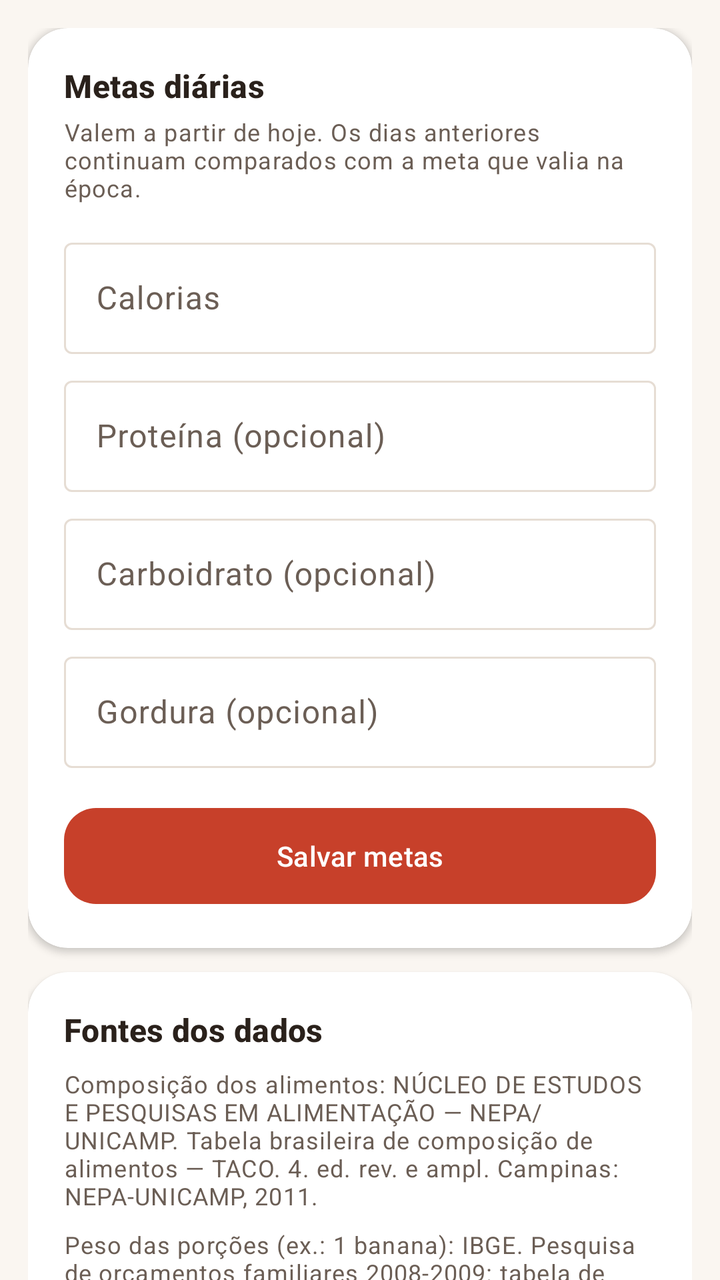
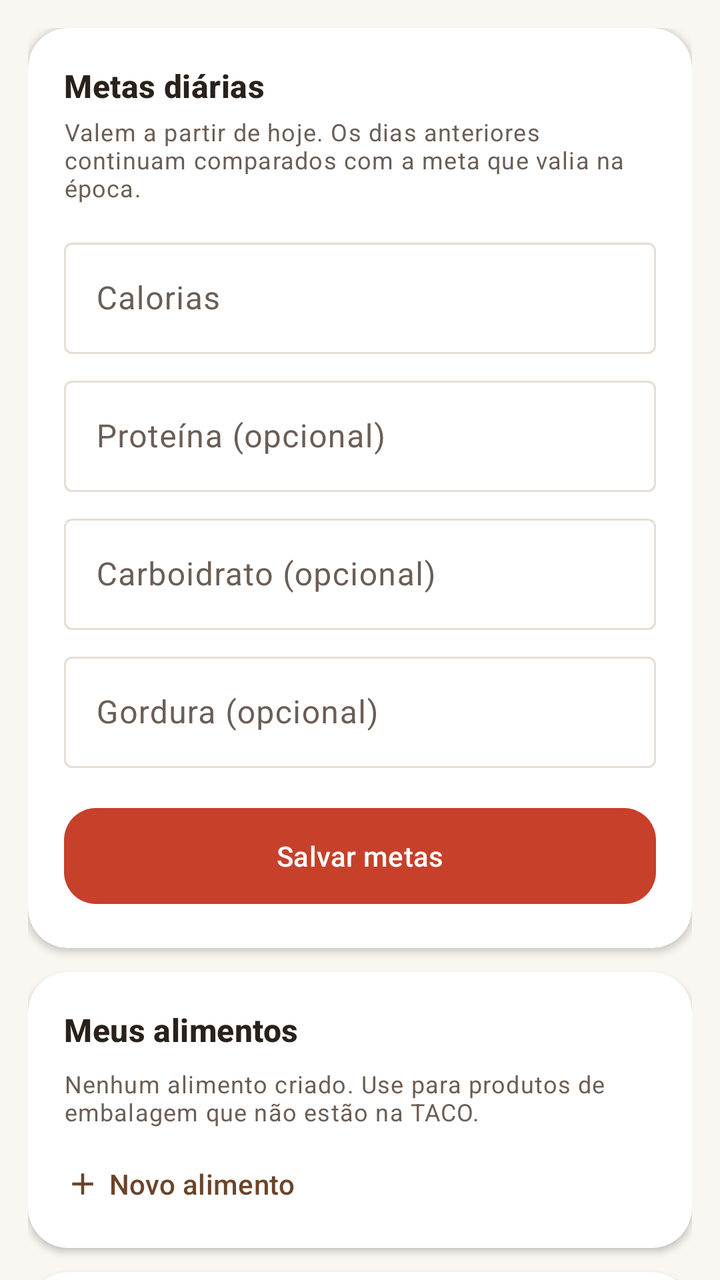

Before-and-after screenshots of an Android layout around one commit, followed by the original layout XML and the change that was made.
<!-- AndroidManifest.xml: application theme Theme.CaLju -->
<!-- res/layout/fragment_profile.xml -->
<?xml version="1.0" encoding="utf-8"?>
<androidx.core.widget.NestedScrollView xmlns:android="http://schemas.android.com/apk/res/android"
    xmlns:app="http://schemas.android.com/apk/res-auto"
    android:id="@+id/profile_root"
    android:layout_width="match_parent"
    android:layout_height="match_parent">

    <LinearLayout
        android:layout_width="match_parent"
        android:layout_height="wrap_content"
        android:orientation="vertical"
        android:padding="14dp">

        <com.google.android.material.card.MaterialCardView
            style="@style/Widget.CaLju.Card"
            android:layout_width="match_parent"
            android:layout_height="wrap_content">

            <LinearLayout
                android:layout_width="match_parent"
                android:layout_height="wrap_content"
                android:orientation="vertical"
                android:padding="18dp">

                <TextView
                    android:layout_width="match_parent"
                    android:layout_height="wrap_content"
                    android:accessibilityHeading="true"
                    android:text="@string/goals_title"
                    android:textAppearance="?attr/textAppearanceTitleMedium"
                    android:textStyle="bold" />

                <TextView
                    android:layout_width="match_parent"
                    android:layout_height="wrap_content"
                    android:layout_marginTop="4dp"
                    android:text="@string/goals_help"
                    android:textAppearance="?attr/textAppearanceBodySmall"
                    android:textColor="?attr/colorOnSurfaceVariant" />

                <com.google.android.material.textfield.TextInputLayout
                    android:id="@+id/kcal_layout"
                    style="@style/Widget.Material3.TextInputLayout.OutlinedBox"
                    android:layout_width="match_parent"
                    android:layout_height="wrap_content"
                    android:layout_marginTop="14dp"
                    android:hint="@string/goals_kcal"
                    app:suffixText="kcal">

                    <com.google.android.material.textfield.TextInputEditText
                        android:id="@+id/kcal"
                        android:layout_width="match_parent"
                        android:layout_height="wrap_content"
                        android:digits="0123456789.,"
                        android:inputType="numberDecimal" />

                </com.google.android.material.textfield.TextInputLayout>

                <com.google.android.material.textfield.TextInputLayout
                    android:id="@+id/protein_layout"
                    style="@style/Widget.Material3.TextInputLayout.OutlinedBox"
                    android:layout_width="match_parent"
                    android:layout_height="wrap_content"
                    android:layout_marginTop="8dp"
                    android:hint="@string/goals_protein"
                    app:suffixText="g">

                    <com.google.android.material.textfield.TextInputEditText
                        android:id="@+id/protein"
                        android:layout_width="match_parent"
                        android:layout_height="wrap_content"
                        android:digits="0123456789.,"
                        android:inputType="numberDecimal" />

                </com.google.android.material.textfield.TextInputLayout>

                <com.google.android.material.textfield.TextInputLayout
                    android:id="@+id/carbohydrate_layout"
                    style="@style/Widget.Material3.TextInputLayout.OutlinedBox"
                    android:layout_width="match_parent"
                    android:layout_height="wrap_content"
                    android:layout_marginTop="8dp"
                    android:hint="@string/goals_carbohydrate"
                    app:suffixText="g">

                    <com.google.android.material.textfield.TextInputEditText
                        android:id="@+id/carbohydrate"
                        android:layout_width="match_parent"
                        android:layout_height="wrap_content"
                        android:digits="0123456789.,"
                        android:inputType="numberDecimal" />

                </com.google.android.material.textfield.TextInputLayout>

                <com.google.android.material.textfield.TextInputLayout
                    android:id="@+id/fat_layout"
                    style="@style/Widget.Material3.TextInputLayout.OutlinedBox"
                    android:layout_width="match_parent"
                    android:layout_height="wrap_content"
                    android:layout_marginTop="8dp"
                    android:hint="@string/goals_fat"
                    app:suffixText="g">

                    <com.google.android.material.textfield.TextInputEditText
                        android:id="@+id/fat"
                        android:layout_width="match_parent"
                        android:layout_height="wrap_content"
                        android:digits="0123456789.,"
                        android:imeOptions="actionDone"
                        android:inputType="numberDecimal" />

                </com.google.android.material.textfield.TextInputLayout>

                <com.google.android.material.button.MaterialButton
                    android:id="@+id/save_goals"
                    style="@style/Widget.CaLju.PrimaryAction"
                    android:layout_width="match_parent"
                    android:layout_height="wrap_content"
                    android:layout_marginTop="16dp"
                    android:text="@string/goals_save" />

            </LinearLayout>

        </com.google.android.material.card.MaterialCardView>

        <com.google.android.material.card.MaterialCardView
            style="@style/Widget.CaLju.Card"
            android:layout_width="match_parent"
            android:layout_height="wrap_content"
            android:layout_marginTop="12dp">

            <LinearLayout
                android:layout_width="match_parent"
                android:layout_height="wrap_content"
                android:orientation="vertical"
                android:padding="18dp">

                <TextView
                    android:layout_width="match_parent"
                    android:layout_height="wrap_content"
                    android:accessibilityHeading="true"
                    android:text="@string/sources_title"
                    android:textAppearance="?attr/textAppearanceTitleMedium"
                    android:textStyle="bold" />

                <TextView
                    android:layout_width="match_parent"
                    android:layout_height="wrap_content"
                    android:layout_marginTop="8dp"
                    android:text="@string/sources_taco"
                    android:textAppearance="?attr/textAppearanceBodySmall" />

                <TextView
                    android:layout_width="match_parent"
                    android:layout_height="wrap_content"
                    android:layout_marginTop="8dp"
                    android:text="@string/sources_ibge"
                    android:textAppearance="?attr/textAppearanceBodySmall" />

                <TextView
                    android:layout_width="match_parent"
                    android:layout_height="wrap_content"
                    android:layout_marginTop="8dp"
                    android:text="@string/sources_icons"
                    android:textAppearance="?attr/textAppearanceBodySmall"
                    android:textColor="?attr/colorOnSurfaceVariant" />

            </LinearLayout>

        </com.google.android.material.card.MaterialCardView>

        <com.google.android.material.card.MaterialCardView
            style="@style/Widget.CaLju.Card"
            android:layout_width="match_parent"
            android:layout_height="wrap_content"
            android:layout_marginTop="12dp">

            <LinearLayout
                android:layout_width="match_parent"
                android:layout_height="wrap_content"
                android:orientation="vertical"
                android:padding="18dp">

                <TextView
                    android:layout_width="match_parent"
                    android:layout_height="wrap_content"
                    android:accessibilityHeading="true"
                    android:text="@string/about_title"
                    android:textAppearance="?attr/textAppearanceTitleMedium"
                    android:textStyle="bold" />

                <TextView
                    android:id="@+id/version"
                    android:layout_width="match_parent"
                    android:layout_height="wrap_content"
                    android:layout_marginTop="8dp"
                    android:textAppearance="?attr/textAppearanceBodySmall"
                    android:textColor="?attr/colorOnSurfaceVariant" />

            </LinearLayout>

        </com.google.android.material.card.MaterialCardView>

    </LinearLayout>

</androidx.core.widget.NestedScrollView>
<!-- resources referenced by this layout -->
<resources>
  <string name="about_title">Sobre</string>
  <string name="goals_carbohydrate">Carboidrato (opcional)</string>
  <string name="goals_fat">Gordura (opcional)</string>
  <string name="goals_help">Valem a partir de hoje. Os dias anteriores continuam comparados com a meta que valia na época.</string>
  <string name="goals_kcal">Calorias</string>
  <string name="goals_protein">Proteína (opcional)</string>
  <string name="goals_save">Salvar metas</string>
  <string name="goals_title">Metas diárias</string>
  <string name="sources_ibge" tools:ignore="TypographyDashes">Peso das porções (ex.: 1 banana): IBGE. Pesquisa de orçamentos familiares 2008-2009: tabela de medidas referidas para os alimentos consumidos no Brasil. Rio de Janeiro: IBGE, 2011.</string>
  <string name="sources_icons">Ícones: Material Icons (Google), licença Apache 2.0.</string>
  <string name="sources_taco">Composição dos alimentos: NÚCLEO DE ESTUDOS E PESQUISAS EM ALIMENTAÇÃO — NEPA/UNICAMP. Tabela brasileira de composição de alimentos — TACO. 4. ed. rev. e ampl. Campinas: NEPA-UNICAMP, 2011.</string>
  <string name="sources_title">Fontes dos dados</string>
  <style name="Widget.CaLju.Card" parent="Widget.Material3.CardView.Elevated">
          <item name="cardBackgroundColor">?attr/colorSurface</item>
          <item name="cardCornerRadius">20dp</item>
          <item name="cardElevation">2dp</item>
      </style>
  <style name="Widget.CaLju.PrimaryAction" parent="Widget.Material3.Button">
          <item name="backgroundTint">?attr/colorSecondary</item>
          <item name="android:textColor">?attr/colorOnSecondary</item>
          <item name="android:minHeight">56dp</item>
          <item name="cornerRadius">16dp</item>
      </style>
  <color name="primary">#6B4429</color>
  <color name="on_primary">#FFFFFF</color>
  <color name="primary_container">#F2DFCF</color>
  <color name="on_primary_container">#2A1607</color>
  <color name="secondary">#C7402A</color>
  <color name="on_secondary">#FFFFFF</color>
  <color name="background">#FAF6F1</color>
  <color name="on_surface">#2A211B</color>
  <color name="surface">#FFFFFF</color>
  <color name="on_surface_variant">#6B5E55</color>
  <color name="surface_container">#F3EDE6</color>
  <color name="outline">#E6DDD4</color>
  <color name="error">#B3261E</color>
  <color name="on_error">#FFFFFF</color>
  <color name="inverse_surface">#3A2F28</color>
  <color name="inverse_on_surface">#F7EEE8</color>
  <color name="inverse_primary">#E8BE9C</color>
  <!-- unchanged entries left out for length: 1 -->
</resources>

<!-- the commit's change to res/layout/fragment_profile.xml (unified diff, before → after) -->
@@ -133,6 +133,57 @@
                 android:layout_width="match_parent"
                 android:layout_height="wrap_content"
                 android:orientation="vertical"
+                android:paddingHorizontal="18dp"
+                android:paddingTop="18dp"
+                android:paddingBottom="8dp">
+
+                <TextView
+                    android:layout_width="match_parent"
+                    android:layout_height="wrap_content"
+                    android:accessibilityHeading="true"
+                    android:text="@string/my_foods_title"
+                    android:textAppearance="?attr/textAppearanceTitleMedium"
+                    android:textStyle="bold" />
+
+                <TextView
+                    android:id="@+id/my_foods_empty"
+                    android:layout_width="match_parent"
+                    android:layout_height="wrap_content"
+                    android:layout_marginTop="8dp"
+                    android:text="@string/my_foods_empty"
+                    android:textAppearance="?attr/textAppearanceBodySmall"
+                    android:textColor="?attr/colorOnSurfaceVariant" />
+
+                <LinearLayout
+                    android:id="@+id/my_foods_list"
+                    android:layout_width="match_parent"
+                    android:layout_height="wrap_content"
+                    android:layout_marginTop="4dp"
+                    android:orientation="vertical" />
+
+                <com.google.android.material.button.MaterialButton
+                    android:id="@+id/new_food"
+                    style="@style/Widget.Material3.Button.TextButton.Icon"
+                    android:layout_width="wrap_content"
+                    android:layout_height="wrap_content"
+                    android:layout_marginStart="-12dp"
+                    android:text="@string/my_foods_new"
+                    app:icon="@drawable/ic_add" />
+
+            </LinearLayout>
+
+        </com.google.android.material.card.MaterialCardView>
+
+        <com.google.android.material.card.MaterialCardView
+            style="@style/Widget.CaLju.Card"
+            android:layout_width="match_parent"
+            android:layout_height="wrap_content"
+            android:layout_marginTop="12dp">
+
+            <LinearLayout
+                android:layout_width="match_parent"
+                android:layout_height="wrap_content"
+                android:orientation="vertical"
                 android:padding="18dp">
 
                 <TextView
<!-- resource entries referenced after the edit -->
@@ -1,5 +1,15 @@
 <!-- resources referenced by this layout -->
 <resources>
+  <!-- drawable ic_add (drawable) -->
+  <vector xmlns:android="http://schemas.android.com/apk/res/android"
+      android:width="24dp"
+      android:height="24dp"
+      android:viewportWidth="24"
+      android:viewportHeight="24">
+      <path
+          android:fillColor="@android:color/white"
+          android:pathData="M19,13h-6v6h-2v-6H5v-2h6V5h2v6h6v2z" />
+  </vector>
   <string name="about_title">Sobre</string>
   <string name="goals_carbohydrate">Carboidrato (opcional)</string>
   <string name="goals_fat">Gordura (opcional)</string>
@@ -8,6 +18,9 @@
   <string name="goals_protein">Proteína (opcional)</string>
   <string name="goals_save">Salvar metas</string>
   <string name="goals_title">Metas diárias</string>
+  <string name="my_foods_empty">Nenhum alimento criado. Use para produtos de embalagem que não estão na TACO.</string>
+  <string name="my_foods_new">Novo alimento</string>
+  <string name="my_foods_title">Meus alimentos</string>
   <string name="sources_ibge" tools:ignore="TypographyDashes">Peso das porções (ex.: 1 banana): IBGE. Pesquisa de orçamentos familiares 2008-2009: tabela de medidas referidas para os alimentos consumidos no Brasil. Rio de Janeiro: IBGE, 2011.</string>
   <string name="sources_icons">Ícones: Material Icons (Google), licença Apache 2.0.</string>
   <string name="sources_taco">Composição dos alimentos: NÚCLEO DE ESTUDOS E PESQUISAS EM ALIMENTAÇÃO — NEPA/UNICAMP. Tabela brasileira de composição de alimentos — TACO. 4. ed. rev. e ampl. Campinas: NEPA-UNICAMP, 2011.</string>
